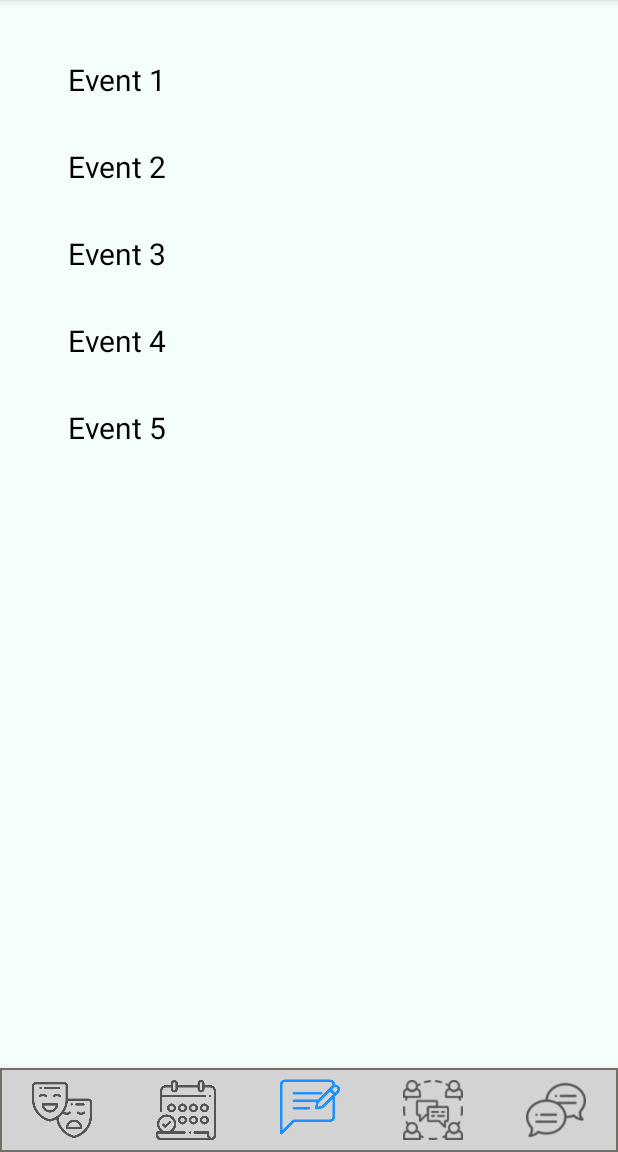
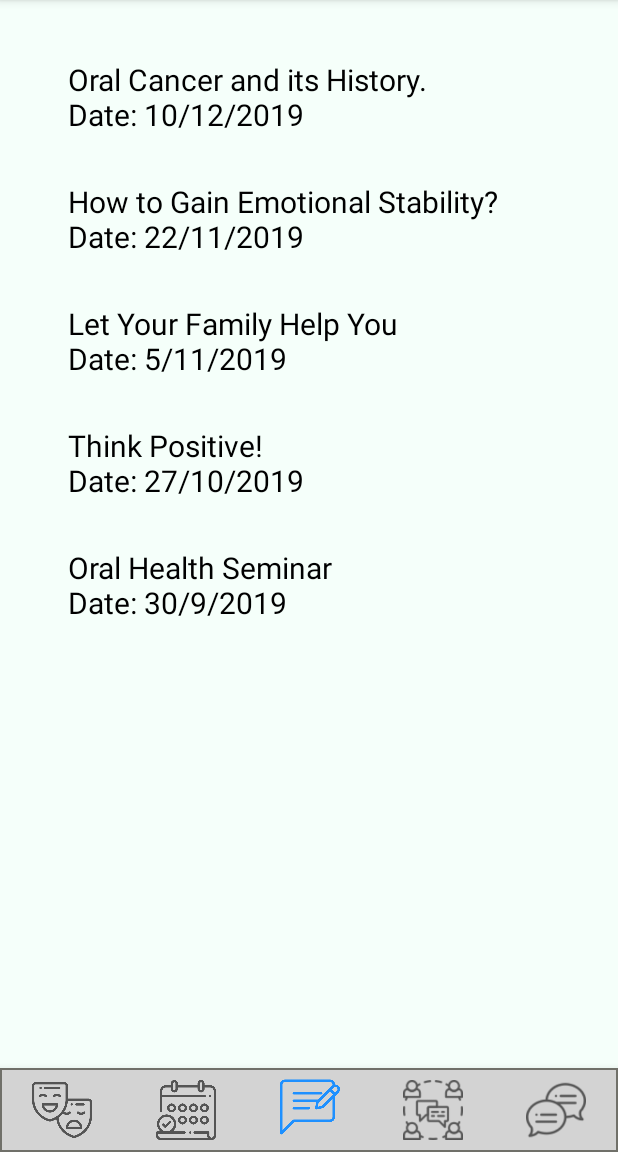
Before and after one commit to UM-MACS/macs-app, an Android app: the eventActivity screen opened directly, with no data from a screen before it, on a phone screen of 412 x 824 dp, the part 84-1236 px from its top. Run offline under Robolectric (Android 15) with nearby library versions, the phone set to English and light mode, and no system bars; 1 statement that could not run was skipped.

Commit message:
event names

```diff
--- a/app/src/main/java/com/example/project1/eventActivity.java
+++ b/app/src/main/java/com/example/project1/eventActivity.java
@@ -91,15 +91,15 @@ public class eventActivity extends AppCompatActivity {
     private void initImageBitmaps(){
         Log.d(TAG, "initImageBitmaps: preparing bitmaps.");
 
-        mNames.add("Event 1");
+        mNames.add("Oral Cancer and its History.\nDate: 10/12/2019");
 
-        mNames.add("Event 2");
+        mNames.add("How to Gain Emotional Stability?\nDate: 22/11/2019");
 
-        mNames.add("Event 3");
+        mNames.add("Let Your Family Help You\nDate: 5/11/2019");
 
-        mNames.add("Event 4");
+        mNames.add("Think Positive!\nDate: 27/10/2019");
 
-        mNames.add("Event 5");
+        mNames.add("Oral Health Seminar\nDate: 30/9/2019");
 
         initRecyclerView();
     }
```
